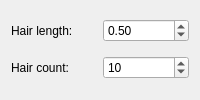
First picture: the form in libavogadro/src/engines/hairsettingswidget.ui, repository thosoo/avogadro, before the edit.
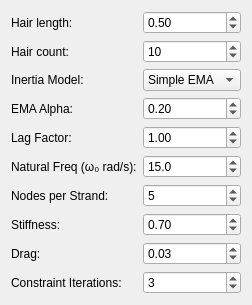
Second picture: the form after the edit.

Commit message: Add inertia models to HairEngine

Diff of the .ui file:
```diff
--- a/libavogadro/src/engines/hairsettingswidget.ui
+++ b/libavogadro/src/engines/hairsettingswidget.ui
@@ -48,8 +48,204 @@
     <property name="maximum">
      <number>999999</number>
     </property>
+   <property name="value">
+    <number>10</number>
+   </property>
+  </widget>
+ </item>
+  <item row="2" column="0">
+   <widget class="QLabel" name="labelModel">
+    <property name="text">
+     <string>Inertia Model:</string>
+    </property>
+   </widget>
+  </item>
+  <item row="2" column="1">
+   <widget class="QComboBox" name="modelComboBox">
+    <item>
+     <property name="text">
+      <string>Simple EMA</string>
+     </property>
+    </item>
+    <item>
+     <property name="text">
+      <string>Spring-Lag</string>
+     </property>
+    </item>
+    <item>
+     <property name="text">
+      <string>Mass-Spring</string>
+     </property>
+    </item>
+   </widget>
+  </item>
+  <item row="3" column="0">
+   <widget class="QLabel" name="labelAlpha">
+    <property name="text">
+     <string>EMA Alpha:</string>
+    </property>
+   </widget>
+  </item>
+  <item row="3" column="1">
+   <widget class="QDoubleSpinBox" name="alphaSpinBox">
+    <property name="decimals">
+     <number>2</number>
+    </property>
+    <property name="minimum">
+     <double>0.05</double>
+    </property>
+    <property name="maximum">
+     <double>0.5</double>
+    </property>
+    <property name="singleStep">
+     <double>0.01</double>
+    </property>
     <property name="value">
-     <number>10</number>
+     <double>0.2</double>
+    </property>
+   </widget>
+  </item>
+  <item row="4" column="0">
+   <widget class="QLabel" name="labelLag">
+    <property name="text">
+     <string>Lag Factor:</string>
+    </property>
+   </widget>
+  </item>
+  <item row="4" column="1">
+   <widget class="QDoubleSpinBox" name="lagSpinBox">
+    <property name="decimals">
+     <number>2</number>
+    </property>
+    <property name="minimum">
+     <double>0.0</double>
+    </property>
+    <property name="maximum">
+     <double>5.0</double>
+    </property>
+    <property name="singleStep">
+     <double>0.1</double>
+    </property>
+    <property name="value">
+     <double>1.0</double>
+    </property>
+   </widget>
+  </item>
+  <item row="5" column="0">
+   <widget class="QLabel" name="labelFreq">
+    <property name="text">
+     <string>Natural Freq (&#x03C9;&#x2080; rad/s):</string>
+    </property>
+   </widget>
+  </item>
+  <item row="5" column="1">
+   <widget class="QDoubleSpinBox" name="freqSpinBox">
+    <property name="decimals">
+     <number>1</number>
+    </property>
+    <property name="minimum">
+     <double>5.0</double>
+    </property>
+    <property name="maximum">
+     <double>30.0</double>
+    </property>
+    <property name="singleStep">
+     <double>1.0</double>
+    </property>
+    <property name="value">
+     <double>15.0</double>
+    </property>
+   </widget>
+  </item>
+  <item row="6" column="0">
+   <widget class="QLabel" name="labelNodes">
+    <property name="text">
+     <string>Nodes per Strand:</string>
+    </property>
+   </widget>
+  </item>
+  <item row="6" column="1">
+   <widget class="QSpinBox" name="nodesSpinBox">
+    <property name="minimum">
+     <number>3</number>
+    </property>
+    <property name="maximum">
+     <number>8</number>
+    </property>
+    <property name="value">
+     <number>5</number>
+    </property>
+   </widget>
+  </item>
+  <item row="7" column="0">
+   <widget class="QLabel" name="labelStiffness">
+    <property name="text">
+     <string>Stiffness:</string>
+    </property>
+   </widget>
+  </item>
+  <item row="7" column="1">
+   <widget class="QDoubleSpinBox" name="stiffnessSpinBox">
+    <property name="decimals">
+     <number>2</number>
+    </property>
+    <property name="minimum">
+     <double>0.0</double>
+    </property>
+    <property name="maximum">
+     <double>1.0</double>
+    </property>
+    <property name="singleStep">
+     <double>0.01</double>
+    </property>
+    <property name="value">
+     <double>0.7</double>
+    </property>
+   </widget>
+  </item>
+  <item row="8" column="0">
+   <widget class="QLabel" name="labelDrag">
+    <property name="text">
+     <string>Drag:</string>
+    </property>
+   </widget>
+  </item>
+  <item row="8" column="1">
+   <widget class="QDoubleSpinBox" name="dragSpinBox">
+    <property name="decimals">
+     <number>2</number>
+    </property>
+    <property name="minimum">
+     <double>0.0</double>
+    </property>
+    <property name="maximum">
+     <double>1.0</double>
+    </property>
+    <property name="singleStep">
+     <double>0.01</double>
+    </property>
+    <property name="value">
+     <double>0.03</double>
+    </property>
+   </widget>
+  </item>
+  <item row="9" column="0">
+   <widget class="QLabel" name="labelIter">
+    <property name="text">
+     <string>Constraint Iterations:</string>
+    </property>
+   </widget>
+  </item>
+  <item row="9" column="1">
+   <widget class="QSpinBox" name="iterSpinBox">
+    <property name="minimum">
+     <number>1</number>
+    </property>
+    <property name="maximum">
+     <number>6</number>
+    </property>
+    <property name="value">
+     <number>3</number>
     </property>
    </widget>
   </item>
```
Left out of the diff: 2 changed lines with no effect on the pictures. The commit also changes 2 other files.
